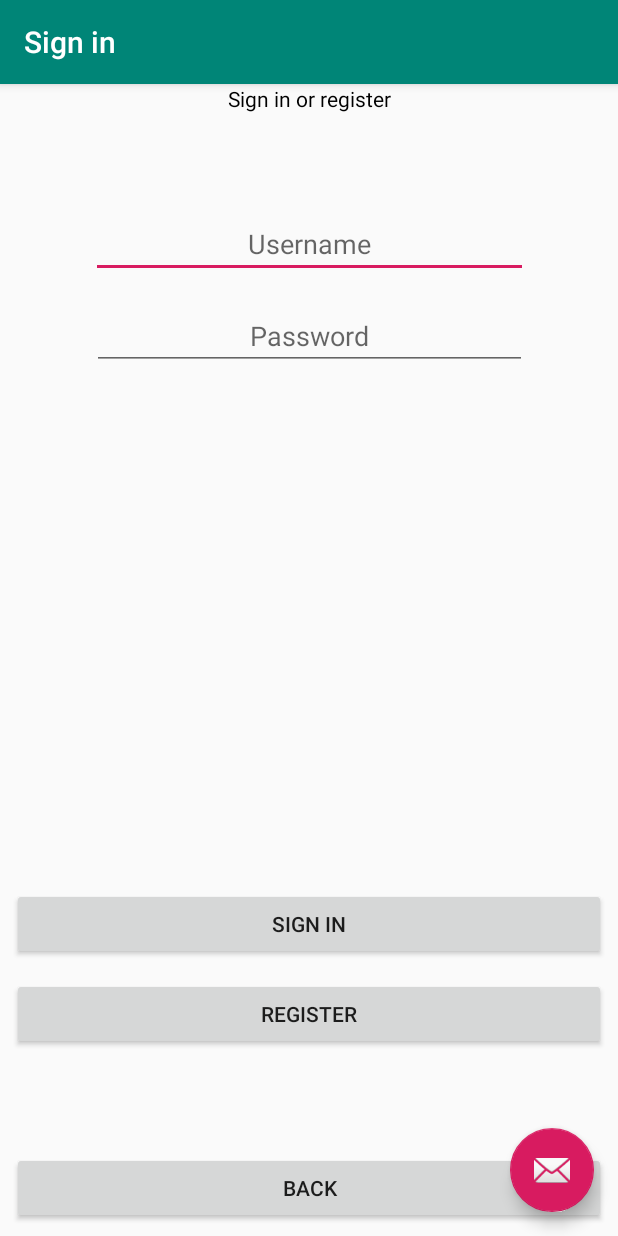
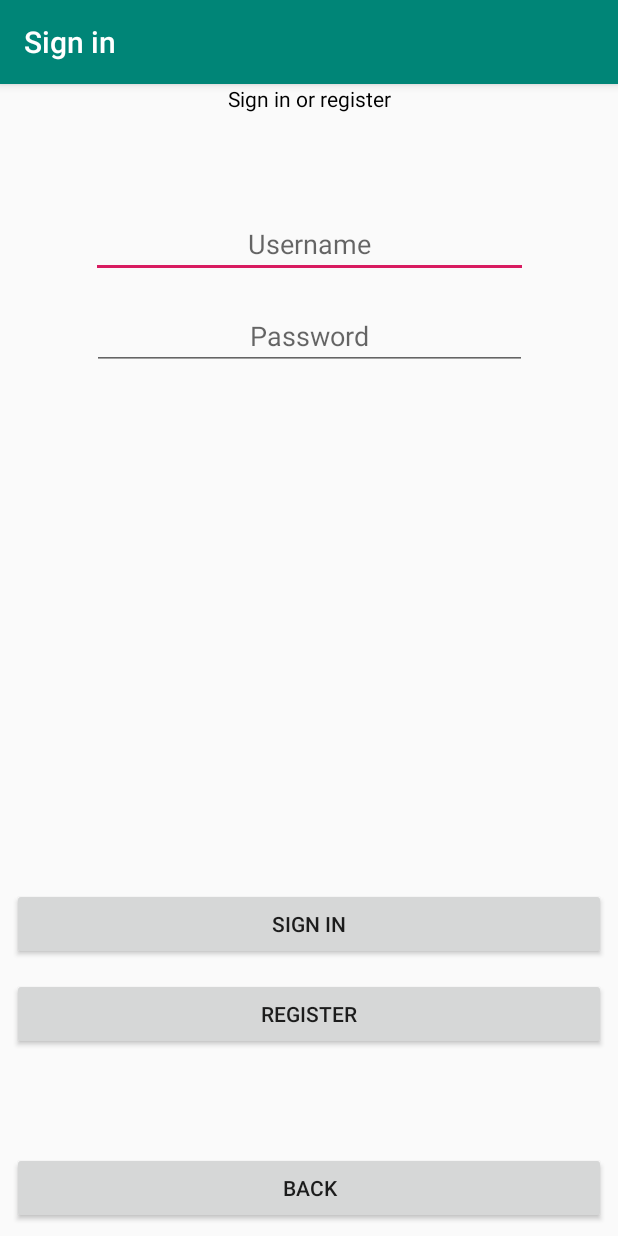
Before and after one commit to knoxaramav2/388Final, an Android app: the screen it shows after launch (LoginActivity), after a tap on "REGISTER", on a phone screen of 412 x 824 dp. Run offline under Robolectric (Android 15) with nearby library versions, the phone set to English and light mode, and no system bars; our stand-ins replace Firebase (no records; nobody signed in at launch, a user with empty details on screens opened directly), Room's generated code, RxJava; 3 statements that could not run were skipped.

Commit message:
minor last minute

```diff
--- a/Hoarders/app/src/main/java/com/knx/mmi/hoarders/LoginActivity.java
+++ b/Hoarders/app/src/main/java/com/knx/mmi/hoarders/LoginActivity.java
@@ -93,6 +93,7 @@ public class LoginActivity extends AppCompatActivity {
 
                     } else {
                         mUser = null;
+                        Toast.makeText(getApplicationContext(), "Login failed", Toast.LENGTH_LONG);
                         Log.i("DEBUG", "LOGIN FAILED");
                     }
                 }
@@ -109,9 +110,6 @@ public class LoginActivity extends AppCompatActivity {
 
         String userName = userNameView.getText().toString();
         String password = passwordView.getText().toString();
-
-        userName = "knoxarama@gmail.com";
-        password = "alphabob42";
 
         if (userName == "" || password == ""){
             return;
--- a/Hoarders/app/src/main/res/layout/activity_login.xml
+++ b/Hoarders/app/src/main/res/layout/activity_login.xml
@@ -22,12 +22,4 @@
 
     <include layout="@layout/content_login" />
 
-    <android.support.design.widget.FloatingActionButton
-        android:id="@+id/fab"
-        android:layout_width="wrap_content"
-        android:layout_height="wrap_content"
-        android:layout_gravity="bottom|end"
-        android:layout_margin="@dimen/fab_margin"
-        app:srcCompat="@android:drawable/ic_dialog_email" />
-
 </android.support.design.widget.CoordinatorLayout>
```
